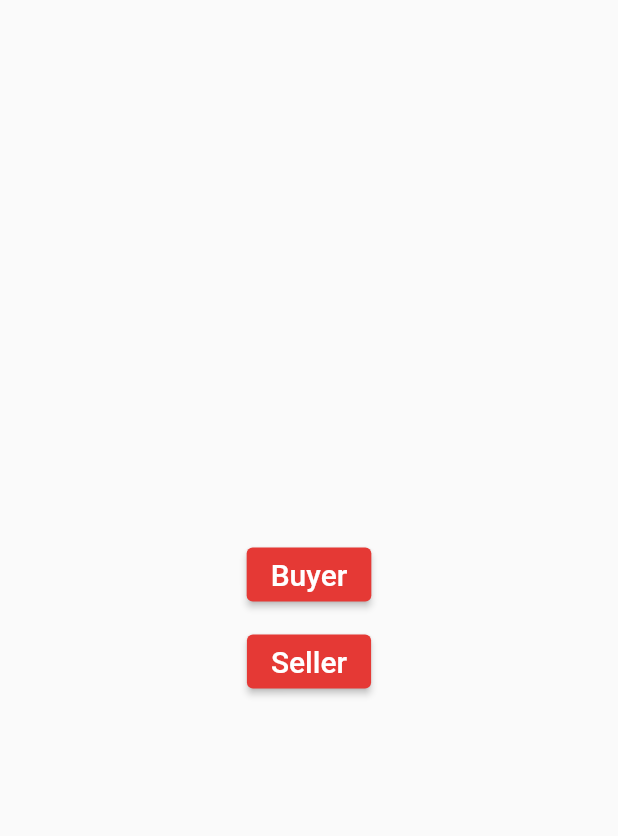
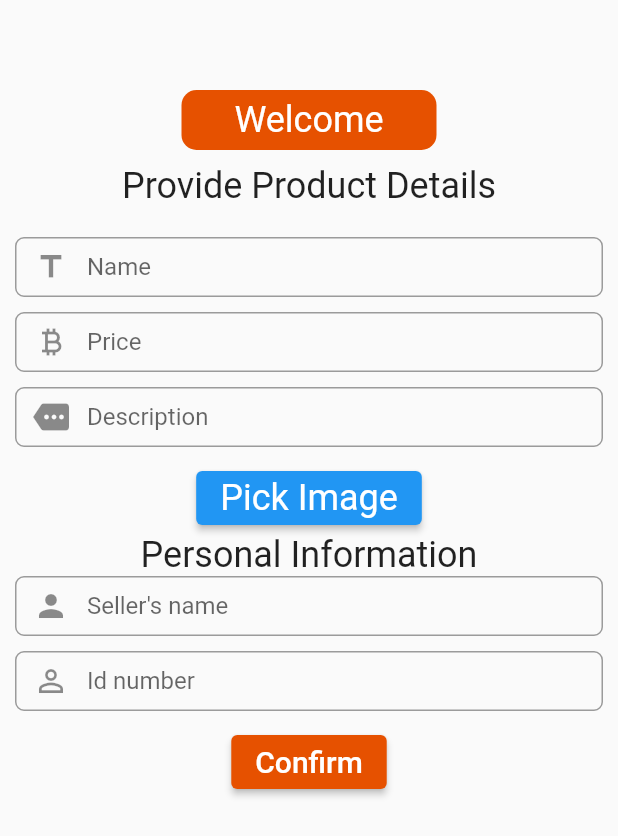
Before and after one commit to Brian-mula/shikisha, a Flutter app: the HomeScreen screen opened by its route, after a tap on "Seller", on a phone screen of 412 x 824 dp. Shown: the top 836 px of the screen. Run offline on Flutter 3.47's test engine with Material 2 defaults, Android fonts, the phone set to English and light mode, and no system bars; our stand-ins replace dropdown_button2, file_picker, flutter_riverpod, flutter_signin_button, image_picker; network calls fail.

Commit message:
implemented upload product page

```diff
--- a/lib/main.dart
+++ b/lib/main.dart
@@ -4,6 +4,7 @@ import 'package:shikisha/views/home_screen.dart';
 import 'package:shikisha/views/login_page.dart';
 import 'package:shikisha/views/product_details.dart';
 import 'package:shikisha/views/products.dart';
+import 'package:shikisha/views/seller/product_upload.dart';
 import 'package:shikisha/views/signup.dart';
 
 void main() {
@@ -29,7 +30,8 @@ class MyApp extends StatelessWidget {
         '/signUp': (context) => const SignUp(),
         '/home': (context) => const HomeScreen(),
         '/products': (context) => const Products(),
-        '/product_details': (context) => const ProductDetails()
+        '/product_details': (context) => const ProductDetails(),
+        '/product_upload': (context) => const ProductUpload()
       },
     );
   }
--- a/lib/views/home_screen.dart
+++ b/lib/views/home_screen.dart
@@ -35,7 +35,9 @@ class HomeScreen extends ConsumerWidget {
                 style: ButtonStyle(
                     backgroundColor:
                         MaterialStateProperty.all(Colors.red.shade600)),
-                onPressed: () {},
+                onPressed: () {
+                  Navigator.pushNamed(context, '/product_upload');
+                },
                 child: TextWidget(
                   text: "Seller",
                   textStyle:
--- /dev/null
+++ b/lib/views/seller/product_upload.dart
@@ -0,0 +1,167 @@
+import 'package:file_picker/file_picker.dart';
+import 'package:flutter/material.dart';
+import 'package:flutter_riverpod/flutter_riverpod.dart';
+import 'package:image_picker/image_picker.dart';
+import 'package:shikisha/widgets/input_field.dart';
+import 'package:shikisha/widgets/text_widget.dart';
+
+class ProductUpload extends ConsumerStatefulWidget {
+  const ProductUpload({super.key});
+
+  @override
+  ConsumerState<ConsumerStatefulWidget> createState() => _ProductUploadState();
+}
+
+class _ProductUploadState extends ConsumerState<ProductUpload> {
+  final _formKey = GlobalKey<FormState>();
+  final TextEditingController titleController = TextEditingController();
+  final TextEditingController descriptionController = TextEditingController();
+  final TextEditingController priceController = TextEditingController();
+  final TextEditingController nameController = TextEditingController();
+  final TextEditingController idController = TextEditingController();
+  final TextEditingController fileController = TextEditingController();
+  FilePickerResult? result;
+  bool isSelected = false;
+  PlatformFile? file;
+
+  Future getImage() async {
+    result = await FilePicker.platform.pickFiles(
+      type: FileType.custom,
+      allowedExtensions: ['jpg'],
+    );
+    setState(() {
+      isSelected = true;
+      file = result!.files.first;
+    });
+    print(result!.files.first.name);
+  }
+
+  final ImagePicker _picker = ImagePicker();
+  @override
+  Widget build(BuildContext context) {
+    ThemeData theme = Theme.of(context);
+    return Scaffold(
+      body: SingleChildScrollView(
+        physics: const BouncingScrollPhysics(),
+        child: Container(
+          padding: const EdgeInsets.only(top: 40, right: 10, left: 10),
+          child: Column(
+            crossAxisAlignment: CrossAxisAlignment.center,
+            children: [
+              Center(
+                child: Container(
+                  margin: const EdgeInsets.only(top: 20),
+                  height: 40,
+                  width: 170,
+                  decoration: BoxDecoration(
+                      color: Colors.orange.shade900,
+                      borderRadius: BorderRadius.circular(10)),
+                  child: Center(
+                    child: TextWidget(
+                      text: "Welcome",
+                      textStyle: theme.textTheme.headline5!
+                          .copyWith(color: Colors.white),
+                    ),
+                  ),
+                ),
+              ),
+              const SizedBox(
+                height: 10,
+              ),
+              TextWidget(
+                text: "Provide Product Details",
+                textStyle: theme.textTheme.headline5,
+              ),
+              const SizedBox(
+                height: 20,
+              ),
+              Form(
+                  key: _formKey,
+                  child: Column(
+                    children: [
+                      CustomeInput(
+                          controller: titleController,
+                          icon: Icons.title_outlined,
+                          labelText: "Name",
+                          inputType: TextInputType.name),
+                      const SizedBox(
+                        height: 10,
+                      ),
+                      CustomeInput(
+                          controller: priceController,
+                          icon: Icons.currency_bitcoin,
+                          labelText: "Price",
+                          inputType: TextInputType.number),
+                      const SizedBox(
+                        height: 10,
+                      ),
+                      CustomeInput(
+                          controller: descriptionController,
+                          icon: Icons.more,
+                          labelText: "Description",
+                          inputType: TextInputType.multiline),
+                      const SizedBox(
+                        height: 10,
+                      ),
+                      // GestureDetector(
+                      //   onTap: () async {
+                      //     await getImage();
+                      //   },
+                      //   child: CustomeInput(
+                      //       controller: fileController,
+                      //       icon: Icons.image,
+                      //       labelText: "Image",
+                      //       inputType: TextInputType.none),
+                      // )
+                    ],
+                  )),
+              ElevatedButton(
+                  onPressed: () async {
+                    await getImage();
+                  },
+                  child: TextWidget(
+                    text: "Pick Image",
+                    textStyle: theme.textTheme.headline5!
+                        .copyWith(color: Colors.white),
+                  )),
+              TextWidget(
+                text: "Personal Information",
+                textStyle: theme.textTheme.headline5,
+              ),
+              Column(
+                children: [
+                  CustomeInput(
+                      controller: nameController,
+                      icon: Icons.person,
+                      labelText: "Seller's name",
+                      inputType: TextInputType.name),
+                  const SizedBox(
+                    height: 10,
+                  ),
+                  CustomeInput(
+                      controller: idController,
+                      icon: Icons.perm_identity,
+                      labelText: "Id number",
+                      inputType: TextInputType.number),
+                  const SizedBox(
+                    height: 10,
+                  ),
+                  ElevatedButton(
+                      style: ButtonStyle(
+                          backgroundColor: MaterialStateProperty.all(
+                              Colors.orange.shade900)),
+                      onPressed: () {},
+                      child: TextWidget(
+                        text: "Confirm",
+                        textStyle: theme.textTheme.headline6!
+                            .copyWith(color: Colors.white),
+                      ))
+                ],
+              )
+            ],
+          ),
+        ),
+      ),
+    );
+  }
+}
--- /dev/null
+++ b/lib/views/seller/product_view.dart
@@ -0,0 +1,16 @@
+import 'package:flutter/material.dart';
+import 'package:flutter_riverpod/flutter_riverpod.dart';
+
+class ProductView extends ConsumerStatefulWidget {
+  const ProductView({super.key});
+
+  @override
+  ConsumerState<ConsumerStatefulWidget> createState() => _ProductViewState();
+}
+
+class _ProductViewState extends ConsumerState<ProductView> {
+  @override
+  Widget build(BuildContext context) {
+    return const Scaffold();
+  }
+}
--- a/pubspec.yaml
+++ b/pubspec.yaml
@@ -40,6 +40,9 @@ dependencies:
   flutter_signin_button: ^2.0.0
   dropdown_button2: ^1.8.4
   http: ^0.13.5
+  images_picker: ^1.2.11
+  image_picker: ^0.8.6
+  file_picker: ^5.1.0
 
 
 dev_dependencies:
```
Also changed, not shown: pubspec.lock, 2 other files.
